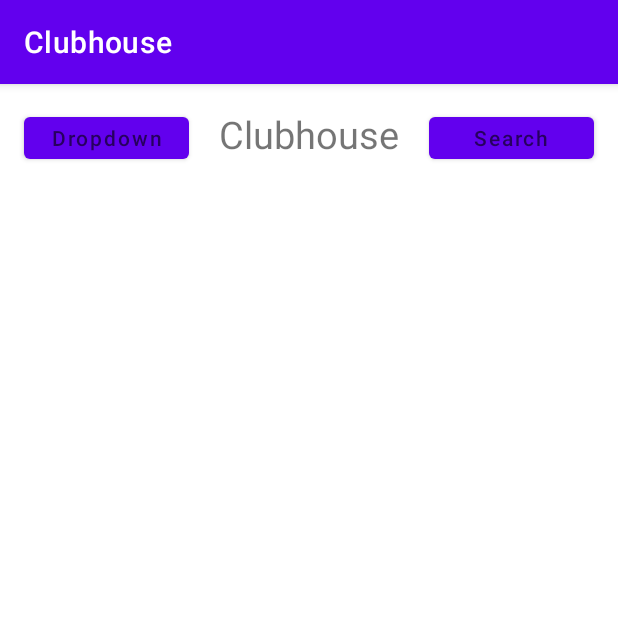
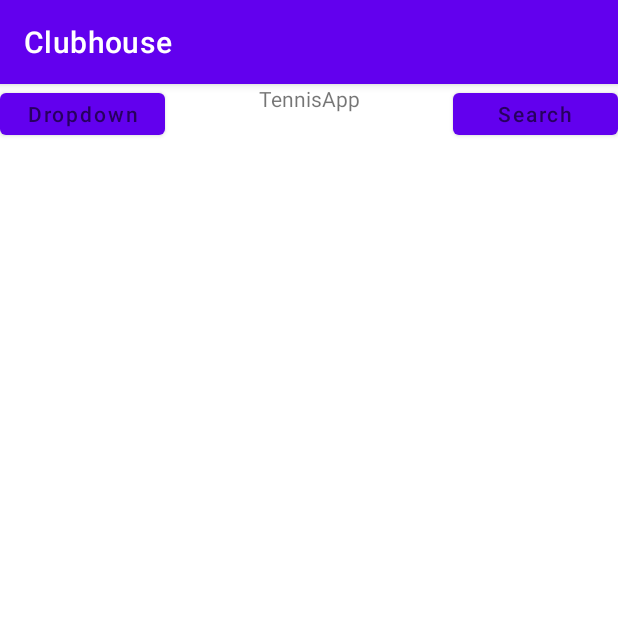
Before and after one commit to LeoSanitt/PolterGeorge, an Android app: the screen it shows after launch (MainActivity), on a phone screen of 412 x 824 dp, the top half of it. Run offline under Robolectric (Android 15) with nearby library versions, the phone set to English and light mode, and no system bars; 1 statement that could not run was skipped.

```diff
--- a/app/src/main/res/layout/activity_main.xml
+++ b/app/src/main/res/layout/activity_main.xml
@@ -14,16 +14,13 @@
         app:layout_constraintEnd_toEndOf="parent"
         app:layout_constraintHorizontal_bias="1.0"
         app:layout_constraintStart_toStartOf="parent"
-        app:layout_constraintTop_toBottomOf="@+id/searchButton"
+        app:layout_constraintTop_toBottomOf="@+id/dropdownButton"
         app:layout_constraintVertical_bias="1.0" />
 
     <Button
         android:id="@+id/dropdownButton"
         android:layout_width="110dp"
         android:layout_height="40dp"
-        android:layout_marginStart="16dp"
-        android:layout_marginLeft="16dp"
-        android:layout_marginTop="16dp"
         android:hint="Dropdown"
         app:layout_constraintStart_toStartOf="parent"
         app:layout_constraintTop_toTopOf="parent" />
@@ -32,20 +29,15 @@
         android:id="@+id/searchButton"
         android:layout_width="110dp"
         android:layout_height="40dp"
-        android:layout_marginTop="16dp"
-        android:layout_marginEnd="16dp"
-        android:layout_marginRight="16dp"
         android:hint="Search"
         app:layout_constraintEnd_toEndOf="parent"
         app:layout_constraintTop_toTopOf="parent" />
 
     <TextView
-        android:id="@+id/TappTitle"
+        android:id="@+id/TAppTitle"
         android:layout_width="wrap_content"
         android:layout_height="wrap_content"
-        android:layout_marginTop="16dp"
-        android:text="Clubhouse"
-        android:textSize="25sp"
+        android:text="TennisApp"
         app:layout_constraintEnd_toStartOf="@+id/searchButton"
         app:layout_constraintStart_toEndOf="@+id/dropdownButton"
         app:layout_constraintTop_toTopOf="parent" />
```
